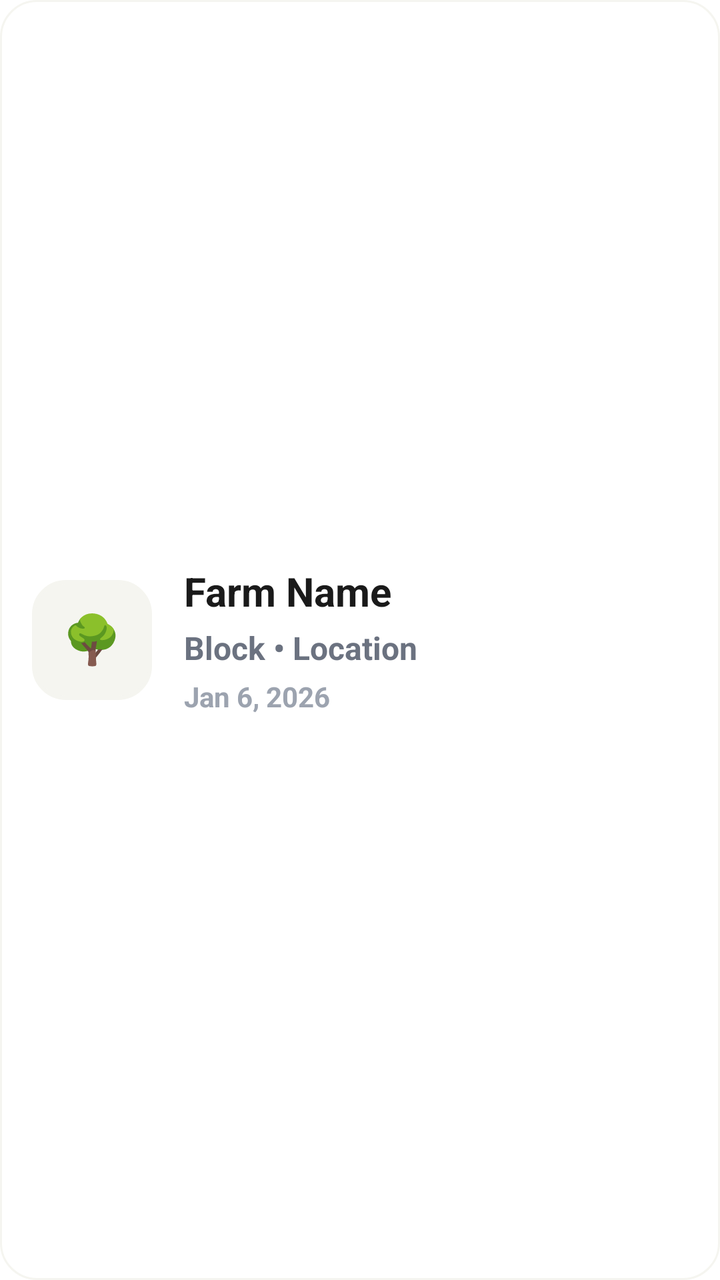
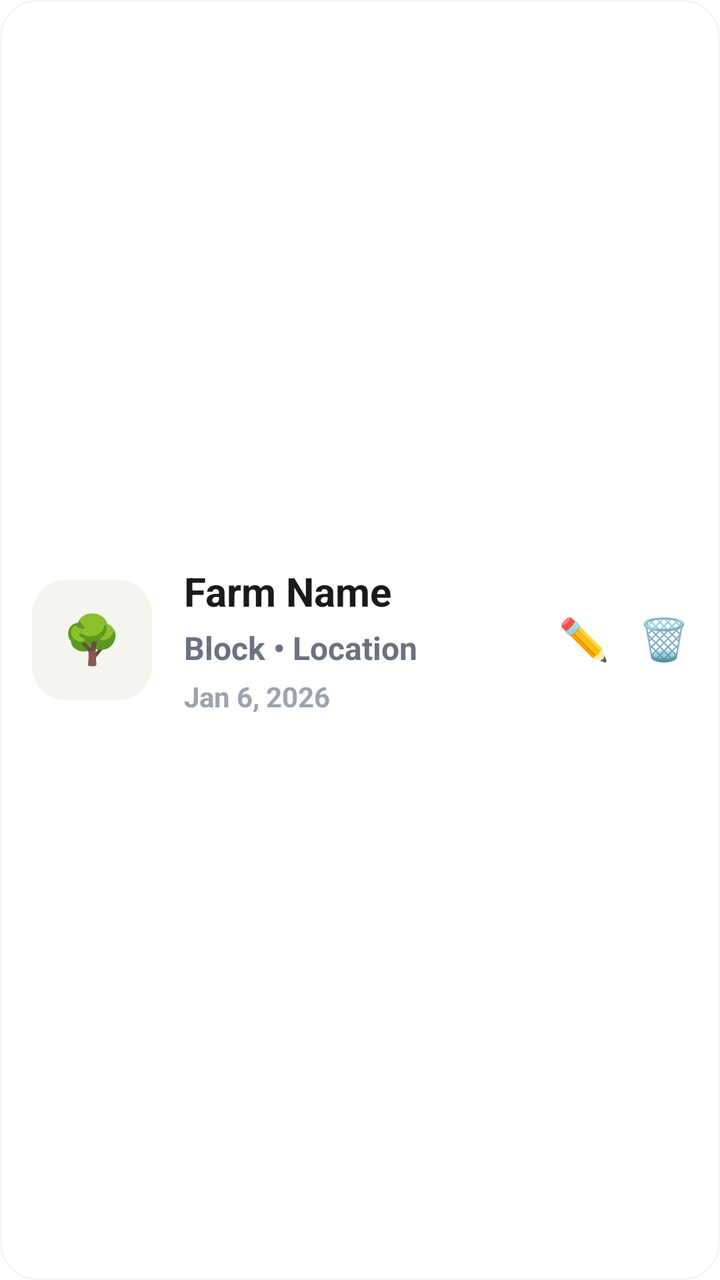

An Android layout rendered at two revisions. The XML below is the earlier revision; the diff shows what the commit changed to produce the second picture.
<!-- AndroidManifest.xml: application theme Theme.Avocado -->
<!-- res/layout/records_layout.xml -->
<?xml version="1.0" encoding="utf-8"?>
<LinearLayout
    android:orientation="horizontal"
    android:layout_width="match_parent"
    android:layout_height="wrap_content"
    android:padding="16dp"
    android:background="@drawable/layout_background_19"
    android:layout_margin="4dp"
    android:gravity="center_vertical"
    xmlns:android="http://schemas.android.com/apk/res/android">

    <ImageView
        android:layout_width="60dp"
        android:layout_height="60dp"
        android:padding="16dp"
        android:src="@drawable/ic_tree"
        android:background="@drawable/image_background_10"
        android:layout_marginEnd="16dp"/>
    <LinearLayout
        android:orientation="vertical"
        android:layout_width="0dp"
        android:layout_height="wrap_content"
        android:layout_weight="1"
        android:layout_marginEnd="16dp">
        <TextView
            android:id="@+id/record_layout_title_text_view"
            android:layout_width="wrap_content"
            android:layout_height="wrap_content"
            android:textSize="20sp"
            android:textColor="@color/ink"
            android:text="Farm Name"
            android:textStyle="bold"
            android:layout_marginBottom="4dp"/>
        <TextView
            android:id="@+id/record_layout_sub_title_text_view"
            android:layout_width="wrap_content"
            android:layout_height="wrap_content"
            android:textSize="16sp"
            android:textColor="@color/slate"
            android:text="Block • Location"
            android:textStyle="bold"
            android:layout_marginBottom="4dp"/>
        <TextView
            android:id="@+id/record_layout_timestamp_text_view"
            android:layout_width="wrap_content"
            android:layout_height="wrap_content"
            android:textSize="14sp"
            android:textColor="@color/mist"
            android:text="Jan 6, 2026"
            android:textStyle="bold" />
    </LinearLayout>

</LinearLayout>
<!-- resources referenced by this layout -->
<resources>
  <color name="ink">#1A1A1A</color>
  <color name="mist">#9CA3AF</color>
  <color name="slate">#6B7280</color>
  <!-- drawable ic_tree: vector/xml drawable (drawable, 2011 chars, omitted) -->
  <!-- drawable image_background_10 (drawable) -->
  <?xml version="1.0" encoding="utf-8"?>
  <shape xmlns:android="http://schemas.android.com/apk/res/android"
      android:shape="rectangle">
  
      
      <solid android:color="@color/background_sand" />
  
      
      <stroke
          android:width="2dp"
          android:color="@color/background_sand" />
  
      
      <corners android:radius="16dp" />
  
  </shape>
  <!-- drawable layout_background_19 (drawable) -->
  <?xml version="1.0" encoding="utf-8"?>
  <shape xmlns:android="http://schemas.android.com/apk/res/android">
  
      <solid
          android:color="#FFFFFF" />
      <corners
          android:radius="18dp" />
      <stroke
          android:width="1dp"
          android:color="#F5F5F0"/>
  
  </shape>
  <style name="Theme.Avocado" parent="Theme.MaterialComponents.DayNight.NoActionBar">
          
          <item name="colorPrimary">@color/primary</item>
          <item name="colorPrimaryVariant">@color/primary_variant</item>
          <item name="colorOnPrimary">@color/on_primary</item>
          
          <item name="colorSecondary">@color/secondary</item>
          <item name="colorSecondaryVariant">@color/secondary_variant</item>
          <item name="colorOnSecondary">@color/on_secondary</item>
          
          <item name="android:statusBarColor">?attr/colorPrimaryVariant</item>
          
      </style>
  <color name="background_sand">#F5F5F0</color>
  <color name="primary">#FF1A1A1A</color>
  <color name="primary_variant">#FF000000</color>
  <color name="on_primary">#FFFFFFFF</color>
  <color name="secondary">#FF9E9E9E</color>
  <color name="secondary_variant">#FF707070</color>
  <color name="on_secondary">#FF000000</color>
</resources>

<!-- the commit's change to res/layout/records_layout.xml (unified diff, before → after) -->
@@ -49,5 +49,16 @@
             android:text="Jan 6, 2026"
             android:textStyle="bold" />
     </LinearLayout>
+    <ImageView
+        android:id="@+id/record_layout_edit_image_view"
+        android:layout_width="24dp"
+        android:layout_height="24dp"
+        android:layout_marginEnd="16dp"
+        android:src="@drawable/ic_pencil" />
+    <ImageView
+        android:id="@+id/record_layout_delete_image_view"
+        android:layout_width="24dp"
+        android:layout_height="24dp"
+        android:src="@drawable/ic_waste_basket"/>
 
 </LinearLayout>
<!-- resource entries referenced after the edit -->
@@ -3,7 +3,9 @@
   <color name="ink">#1A1A1A</color>
   <color name="mist">#9CA3AF</color>
   <color name="slate">#6B7280</color>
+  <!-- drawable ic_pencil: vector/xml drawable (drawable, 2973 chars, omitted) -->
   <!-- drawable ic_tree: vector/xml drawable (drawable, 2011 chars, omitted) -->
+  <!-- drawable ic_waste_basket: vector/xml drawable (drawable, 4603 chars, omitted) -->
   <!-- drawable image_background_10 (drawable) -->
   <?xml version="1.0" encoding="utf-8"?>
   <shape xmlns:android="http://schemas.android.com/apk/res/android"
